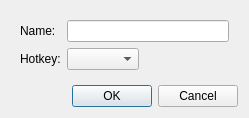
Above: client/libclient/src/ui/dialogs/ptz_preset_dialog.ui from networkoptix/nx_open before the change. Below: the same form after it.
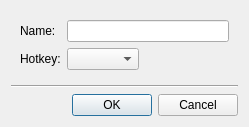
That is the form after the change. Custom widgets are drawn as their Qt base class.

Commit message:
VMS-2217: Fixed separator lines in many dialogs
<==== Mercurial data ====>
Branch: dev_3.0.0_gui

What changed in the file:
```diff
--- a/client/libclient/src/ui/dialogs/ptz_preset_dialog.ui
+++ b/client/libclient/src/ui/dialogs/ptz_preset_dialog.ui
@@ -7,7 +7,7 @@
     <x>0</x>
     <y>0</y>
     <width>249</width>
-    <height>103</height>
+    <height>122</height>
    </rect>
   </property>
   <property name="windowTitle">
@@ -60,6 +60,13 @@
      </layout>
     </widget>
    </item>
+   <item>
+    <widget class="Line" name="line">
+     <property name="orientation">
+      <enum>Qt::Horizontal</enum>
+     </property>
+    </widget>
+   </item>
    <item>
     <widget class="QnDialogButtonBox" name="buttonBox">
      <property name="orientation">
@@ -73,16 +80,16 @@
   </layout>
  </widget>
  <customwidgets>
-  <customwidget>
-   <class>QnCharComboBox</class>
-   <extends>QComboBox</extends>
-   <header location="global">ui/widgets/common/char_combo_box.h</header>
-  </customwidget>
   <customwidget>
    <class>QnDialogButtonBox</class>
    <extends>QDialogButtonBox</extends>
    <header location="global">ui/widgets/common/dialog_button_box.h</header>
   </customwidget>
+  <customwidget>
+   <class>QnCharComboBox</class>
+   <extends>QComboBox</extends>
+   <header location="global">ui/widgets/common/char_combo_box.h</header>
+  </customwidget>
  </customwidgets>
  <resources/>
  <connections/>
```
The commit also changes 30 other files.
